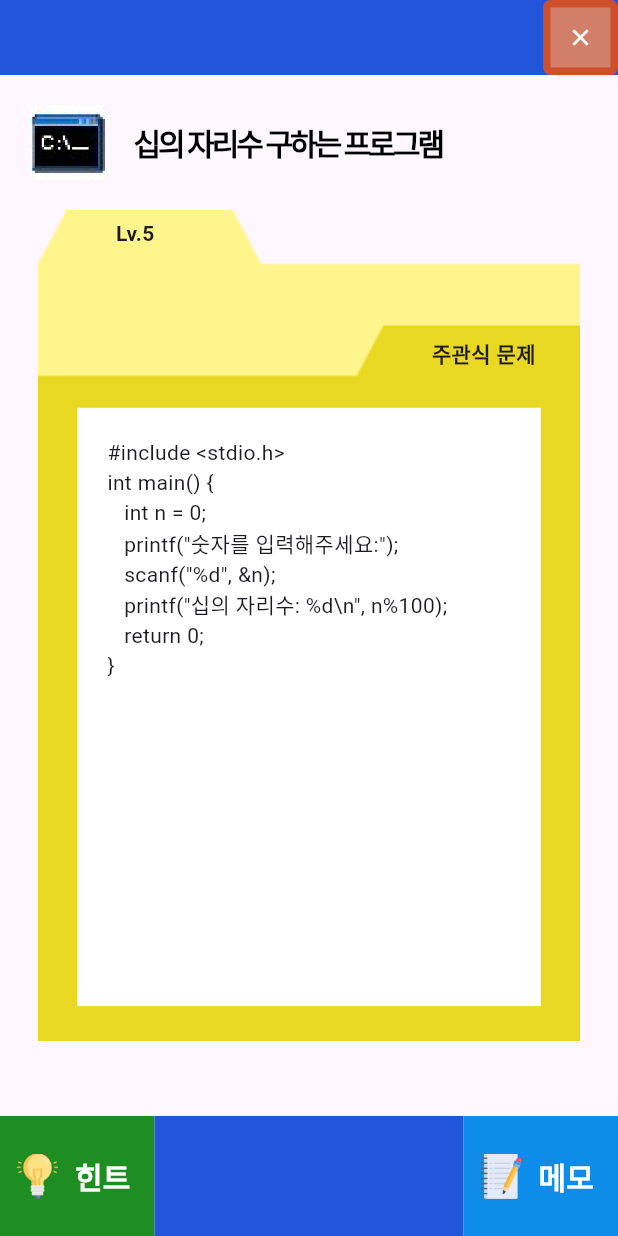
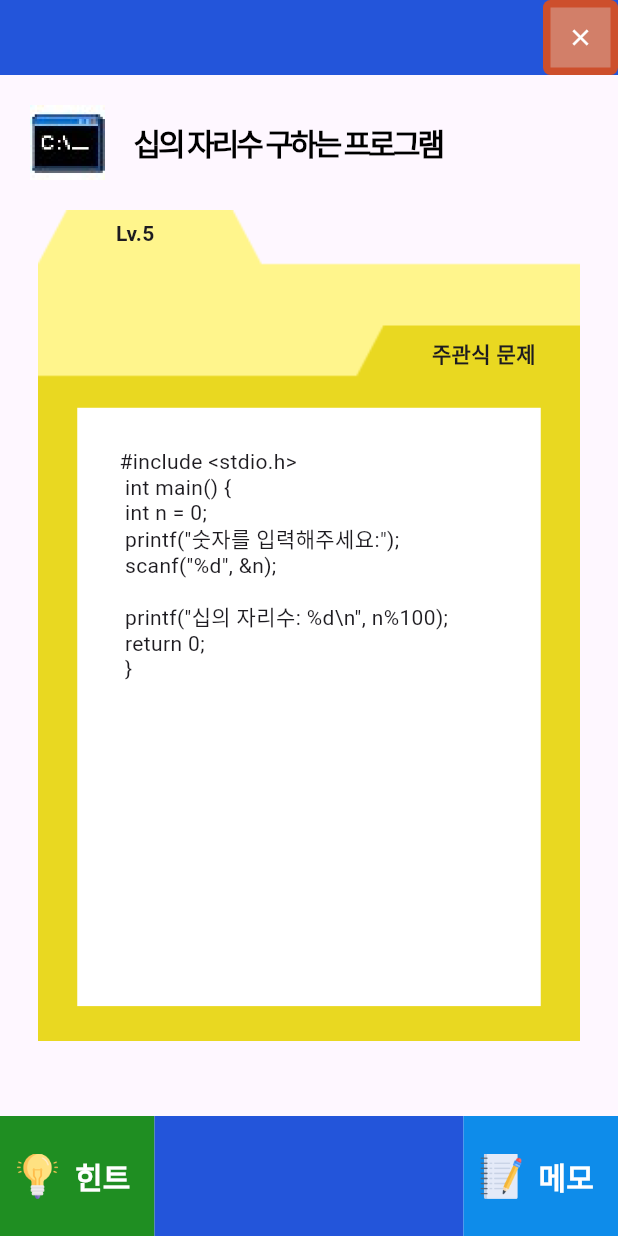
Before and after one commit to CarniRabbit/coding_cow_app, a Flutter app: the screen it shows after launch, after a tap on "오늘의 코딩", on a phone screen of 412 x 824 dp. Run offline on Flutter 3.47's test engine with Material 3 defaults, Android fonts, the light colour scheme and no system bars; drawn by our look-alikes of flutter_html; Roboto replaces fonts that are missing (NanumCoding).

Commit message:
change text to HTML

```diff
--- a/lib/data.dart
+++ b/lib/data.dart
@@ -24,17 +24,20 @@ var problems = [
     4,
     2,
     '짝수/홀수 판별 프로그램',
-    '''#include <stdio.h>
-int main() {
-   int n = 3;
-   if (n%2==0) {
-      printf("짝수입니다.");
-   }
-   else {
-      printf("홀수입니다.");
-   }
-   return 0;
-}''',
+    """
+    <span class='blue'>#include</span> &lt;<span class='red'>stdio.h</span>&gt;<br/>
+    int main() {<br/>
+    <div class='first'>
+    <span class='blue'>int</span> n = 3;<br/>
+    <span class='blue'>if</span> (<span class="answer">정답 입력</span>) {<br/>
+    <div class='second'>printf(<span class='red'>"짝수입니다."</span>);</div>
+    }<br/>
+    <span class='blue'>else</span> {<br/>
+    <div class='second'>printf(<span class='red'>"홀수입니다."</span>);</div><br/>
+    }
+    <span class='blue'>return</span> 0;<br/>
+    </div><br/>
+}""",
     '주관식 문제',
     'n%2==0',
     '''* 짝수와 홀수의 정의에 대해서 생각해봅시다.
@@ -49,13 +52,14 @@ int main() {
     5,
     2,
     '십의 자리수 구하는 프로그램',
-    '''#include <stdio.h>
-int main() {
-   int n = 0;
-   printf("숫자를 입력해주세요:");
-   scanf("%d", &n);
-   printf("십의 자리수: %d\\n", n%100);
-   return 0;
+    '''<span>#include</span> &lt;stdio.h&gt;<br/>
+int main() {<br/>
+   int n = 0;<br/>
+   printf("숫자를 입력해주세요:");<br/>
+   scanf("%d", &n);<br/><br/>
+
+   printf("십의 자리수: %d\\n", n%100);<br/>
+   return 0;<br/>
 }''',
     '주관식 문제',
     'n%100',
@@ -67,17 +71,17 @@ int main() {
     7,
     2,
     '삼각형 출력 프로그램(1)',
-    '''#include <stdio.h>
-int main() {
-   int n = 4;
+    '''<span>#include</span> &lt;stdio.h&gt;<br/>
+int main() {<br/>
+   int n = 4;<br/><br/>
 
-   for (int i = 1; i<=n; i++) {
-      for (int j = 1; j<=i; j++) {
-         printf("*");
-      }
-      printf("\\n");
-   }
-   return 0;
+   for (int i = 1; i<=n; i++) {<br/>
+      for (int j = 1; j<=i; j++) {<br/>
+         printf("*");<br/>
+      }<br/>
+      printf("\\n");<br/>
+   }<br/>
+   return 0;<br/>
 }''',
     '주관식 문제',
     'i<=j',
--- a/lib/widgets/problem_code_part.dart
+++ b/lib/widgets/problem_code_part.dart
@@ -5,8 +5,9 @@
 
 
 import 'package:coding_cow_app/data.dart';
+import 'package:coding_cow_app/widgets/problem_answer_input_popup.dart';
 import 'package:flutter/material.dart';
-// import 'package:flutter_html/flutter_html.dart';
+import 'package:flutter_html/flutter_html.dart';
 
 class Problem_Code_Part extends StatelessWidget {
   @override
@@ -20,7 +21,33 @@ class Problem_Code_Part extends StatelessWidget {
         child: Container(
           padding: EdgeInsets.all(20),
           // problems[0][4]는 object형이므로 toString() 으로 String형으로 바꿔야함
-          child: Text(problems[problem_no][4].toString()),
+          // child: Text(problems[problem_no][4].toString()),
+          child: InkWell(
+            onTap: () {
+              answer_input_dialog(context);
+            },
+            child: Html(
+              data: problems[problem_no][4].toString(),
+              style: {
+                ".blue": Style(
+                  color: Colors.blueAccent,
+                ),
+                ".red": Style(
+                  color: Colors.red,
+                ),
+                ".answer": Style(
+                  backgroundColor: Color(0xff2355DA),
+                  color: Colors.white,
+                ),
+                "div.first": Style(
+                  margin: Margins.only(left: 20),
+                ),
+                "div.second": Style(
+                  margin: Margins.only(left: 40),
+                ),
+              },
+            ),
+          ),
           decoration: BoxDecoration(
             color: Colors.white,
           ),
--- a/pubspec.yaml
+++ b/pubspec.yaml
@@ -28,6 +28,7 @@ environment:
 # the latest version available on pub.dev. To see which dependencies have newer
 # versions available, run `flutter pub outdated`.
 dependencies:
+  flutter_html: ^3.0.0-beta.2
   flutter:
     sdk: flutter
 
```
Also changed, not shown: pubspec.lock.
